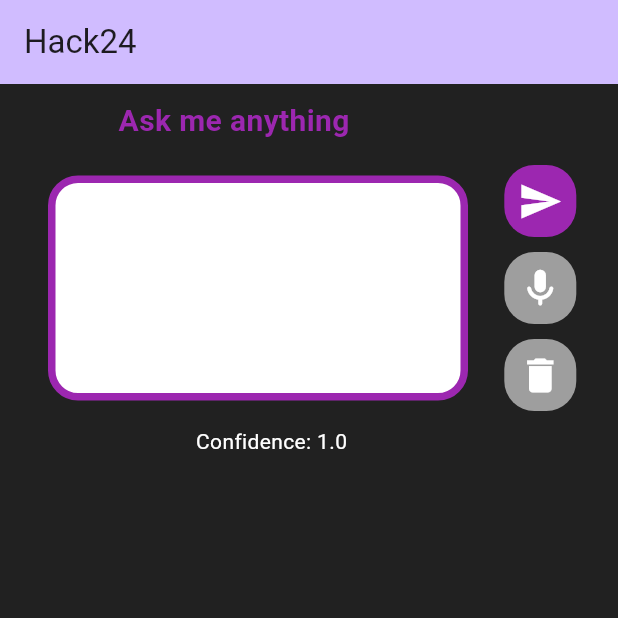
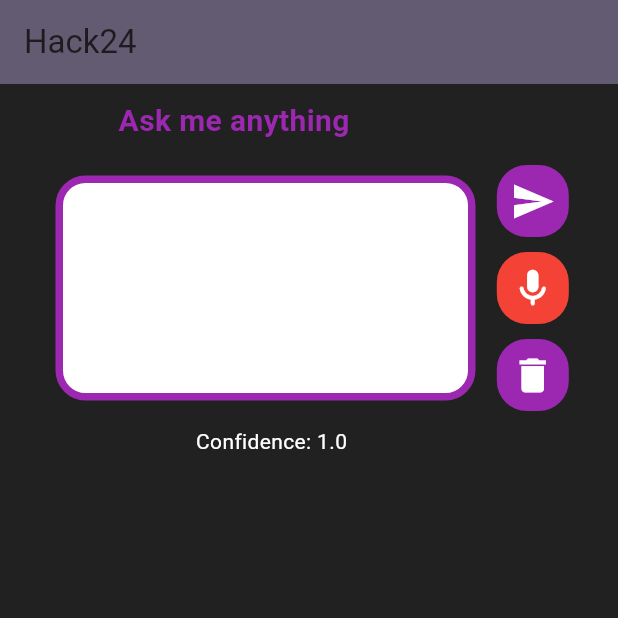
Before and after one commit to susssss23/HackUpc24, a Flutter app: the screen it shows after launch, after a tap on the "mic" icon, after a tap on the "delete" icon, on a phone screen of 412 x 824 dp, the top half of it. Run offline on Flutter 3.47's test engine with Material 3 defaults, Android fonts, the phone set to English and light mode, and no system bars; our stand-ins replace speech_to_text; network calls fail; Roboto replaces fonts that are missing (Monsterrat, Montserrat).

Commit message:
half fix

```diff
--- a/frontend/lib/domain/models/controlador_domini.dart
+++ b/frontend/lib/domain/models/controlador_domini.dart
@@ -1,3 +1,4 @@
+import 'dart:developer';
 import "dart:convert";
 import 'package:http/http.dart' as http;
 import "package:flutter/material.dart";
@@ -6,6 +7,9 @@ class ControladorDomini {
   final apiUrl = "http://192.168.50.181:8000/api/post";
 
   Future<String> sendPostRequest(String question, String language) async {
+
+    log("SENT QUESTION : $question");
+
     var response = await http.post(Uri.parse(apiUrl),
         headers: {"Content-Type": "application/json"},
         body: jsonEncode({
@@ -20,11 +24,14 @@ class ControladorDomini {
       if (jsonResponse.containsKey('response')) {
         // Access the value of the 'attribute'
         String attributeValue = jsonResponse['response'];
+        log("RESPONSE : $attributeValue");
         return attributeValue;
+
       } else {
         throw Exception('Attribute not found in JSON response');
       }
     } else {
+      log("ERROR : $response.body");
       throw Exception('Failed to load data from API');
     }
   }
--- a/frontend/lib/presentation/screens/my_home_page.dart
+++ b/frontend/lib/presentation/screens/my_home_page.dart
@@ -1,12 +1,12 @@
-import "package:flutter/material.dart";
-import "package:flutter/widgets.dart";
-import "package:my_web_app/presentation/controlador_presentacio.dart";
+import 'dart:developer';
+import 'package:flutter/material.dart';
+import 'package:my_web_app/presentation/controlador_presentacio.dart';
 import 'package:speech_to_text/speech_to_text.dart' as stt;
 
 class MyHomePage extends StatefulWidget {
   final ControladorPresentacio controladorPresentacio;
 
-  const MyHomePage({super.key, required this.controladorPresentacio});
+  const MyHomePage({Key? key, required this.controladorPresentacio}) : super(key: key);
 
   @override
   State<MyHomePage> createState() => _MyHomePageState(controladorPresentacio);
@@ -14,36 +14,30 @@ class MyHomePage extends StatefulWidget {
 
 class _MyHomePageState extends State<MyHomePage> {
   late ControladorPresentacio _controladorPresentacio;
-
   late stt.SpeechToText _speech;
   bool _isListening = false;
-  String _text = 'aqui anira la veu';
+  late String _textValueInQuestionBox;
+  TextEditingController _textEditingController = TextEditingController(text: '');
   double _confidence = 1.0;
-  String transcription = '';
-  String resposta = '';
-  bool Micro = false;
-  String respostaBack = '';
-
-  late String textEntered;
+  String answerValueInScreen = '';
+  bool _isMicrophoneActive = false;
 
   _MyHomePageState(ControladorPresentacio controladorPresentacio) {
     _controladorPresentacio = controladorPresentacio;
-    textEntered = '';
+    _textValueInQuestionBox = '';
   }
 
   void enviarMissatge() {
-    //crida backend
-    /*si el backend torna-> respostaBack*/
     _loadResposta();
-
-    setState(() {
-      resposta = respostaBack;
-    });
   }
 
   Future<void> _loadResposta() async {
-    String list = await _controladorPresentacio.sendPost(_text, "english");
-    respostaBack = list;
+    String resultRequest =
+        await _controladorPresentacio.sendPost(_textValueInQuestionBox, "english");
+
+    setState(() {
+      answerValueInScreen = resultRequest;
+    });
   }
 
   @override
@@ -53,7 +47,7 @@ class _MyHomePageState extends State<MyHomePage> {
   }
 
   void startListening() async {
-    if (Micro) {
+    if (_isMicrophoneActive) {
       if (!_isListening) {
         bool available = await _speech.initialize(
           onStatus: (status) => print('Speech recognition status: $status'),
@@ -64,7 +58,7 @@ class _MyHomePageState extends State<MyHomePage> {
           _speech.listen(
             onResult: (val) => setState(
               () {
-                _text = val.recognizedWords;
+                _textValueInQuestionBox = val.recognizedWords;
                 if (val.hasConfidenceRating && val.confidence > 0) {
                   _confidence = val.confidence;
                 }
@@ -74,7 +68,6 @@ class _MyHomePageState extends State<MyHomePage> {
         }
       } else {
         setState(() => _isListening = false);
-
         _speech.stop();
       }
     }
@@ -86,7 +79,7 @@ class _MyHomePageState extends State<MyHomePage> {
       resizeToAvoidBottomInset: true,
       backgroundColor: const Color.fromRGBO(33, 33, 33, 1),
       appBar: AppBar(
-        backgroundColor: Theme.of(context).colorScheme.inversePrimary,
+        backgroundColor: Theme.of(context).colorScheme.secondary,
         title: const Text("Hack24"),
       ),
       body: SingleChildScrollView(
@@ -101,14 +94,13 @@ class _MyHomePageState extends State<MyHomePage> {
                   style: TextStyle(
                     color: Colors.purple,
                     fontWeight: FontWeight.bold,
-                    fontFamily: 'Monsterrat',
+                    fontFamily: 'Montserrat',
                     fontSize: 20.0,
                   ),
                 ),
               ),
               Container(
-                padding: const EdgeInsets.only(
-                    top: 10.0, bottom: 10.0, left: 20.0, right: 20.0),
+                padding: const EdgeInsets.symmetric(vertical: 10.0, horizontal: 20.0),
                 child: _buildEnterBar(),
               ),
               Padding(
@@ -136,57 +128,72 @@ class _MyHomePageState extends State<MyHomePage> {
       mainAxisAlignment: MainAxisAlignment.center,
       children: [
         _buildTextBox(),
-        const Padding(
-          padding: EdgeInsets.all(10.0),
-        ),
+        const SizedBox(width: 10.0),
         Column(
           children: [
-            _buildIconSend(),
-            const SizedBox(
-              height: 10.0,
-            ),
-            _buildIconMicro(),
-            const SizedBox(
-              height: 10.0,
-            ),
-            _buildIconDelete(),
+
+            // SEND QUESTION BUTTON
+            _buildIconButton(Icons.send, () => enviarMissatge()),
+            const SizedBox(height: 10.0),
+
+            // MIC BUTTON
+            _buildIconButton(Icons.mic_rounded, () {
+              startListening();
+              setState(() {
+                _isMicrophoneActive = !_isMicrophoneActive;
+              });
+            }),
+            const SizedBox(height: 10.0),
+
+            // erase button
+            _buildIconButton(Icons.delete, () {
+              setState(() {
+                log("erase values");
+                _textValueInQuestionBox = '';
+                answerValueInScreen = '';
+              });
+            }),
           ],
         ),
       ],
     );
   }
 
+// Question Text Area
   Widget _buildTextBox() {
     return Container(
       alignment: Alignment.center,
       width: MediaQuery.of(context).size.width * 0.70,
-      //equivalen a  50% de la pantalla
-      child: Micro ? notEntering() : enteringTextField(),
+      child: _isMicrophoneActive ? _buildVoiceInput() : _buildTextInput(),
     );
   }
 
-  Widget enteringTextField() {
+  Widget _buildTextInput() {
+
+    _textEditingController.text = _textValueInQuestionBox; // Set text value
+
     return TextField(
+      controller: _textEditingController,
       maxLines: 4,
       decoration: InputDecoration(
         filled: true,
         fillColor: Colors.white,
-        hintText: 'Enter...',
+        hintText: 'Enter Question...',
         border: OutlineInputBorder(
           borderRadius: BorderRadius.circular(20.0),
           borderSide: const BorderSide(width: 5.0, color: Colors.purple),
         ),
       ),
       onChanged: (value) {
-        textEntered = value;
-        setState(() {
-          Micro = false;
-        });
+        _textValueInQuestionBox = value;
+        //setState(() {
+        //  _isMicrophoneActive = false;
+        //});
       },
     );
   }
 
-  Widget notEntering() {
+  Widget _buildVoiceInput() {
     return Container(
       width: 280,
       height: 150,
@@ -197,7 +204,7 @@ class _MyHomePageState extends State<MyHomePage> {
         color: Colors.white,
       ),
       child: Text(
-        _text,
+        _textValueInQuestionBox,
         style: const TextStyle(
           color: Colors.black,
         ),
@@ -205,65 +212,19 @@ class _MyHomePageState extends State<MyHomePage> {
     );
   }
 
-  Widget _buildIconSend() {
+
+  // PARENT CLASS for ICON BUTTONS
+  Widget _buildIconButton(IconData icon, VoidCallback onPressed) {
     return Container(
       decoration: BoxDecoration(
-        color: Colors.purple,
+        color: icon == Icons.mic_rounded ? (_isMicrophoneActive ? Colors.red : Colors.grey) : Colors.purple,
         borderRadius: BorderRadius.circular(20),
       ),
       child: IconButton(
-        icon: const Icon(Icons.send),
+        icon: Icon(icon),
         color: Colors.white,
         iconSize: 30,
-        onPressed: () {
-          enviarMissatge();
-        },
-        padding: const EdgeInsets.all(9.0),
-        splashRadius: 20,
-        constraints: const BoxConstraints(),
-      ),
-    );
-  }
-
-  Widget _buildIconMicro() {
-    return Container(
-      decoration: BoxDecoration(
-        color: Micro ? Colors.grey : Colors.red,
-        borderRadius: BorderRadius.circular(20),
-      ),
-      child: IconButton(
-        icon: const Icon(Icons.mic_rounded),
-        color: Colors.white,
-        iconSize: 30,
-        onPressed: () {
-          startListening();
-          setState(() {
-            Micro = !Micro;
-          });
-        },
-        padding: const EdgeInsets.all(9.0),
-        splashRadius: 20,
-        constraints: const BoxConstraints(),
-      ),
-    );
-  }
-
-  Widget _buildIconDelete() {
-    return Container(
-      decoration: BoxDecoration(
-        color: Colors.grey,
-        borderRadius: BorderRadius.circular(20),
-      ),
-      child: IconButton(
-        icon: const Icon(Icons.delete),
-        color: Colors.white,
-        iconSize: 30,
-        onPressed: () {
-          setState(() {
-            _text = '';
-            resposta = '';
-          });
-        },
+        onPressed: onPressed,
         padding: const EdgeInsets.all(9.0),
         splashRadius: 20,
         constraints: const BoxConstraints(),
@@ -279,7 +240,7 @@ class _MyHomePageState extends State<MyHomePage> {
         child: Column(
           children: [
             Text(
-              resposta,
+              answerValueInScreen,
               style: const TextStyle(
                 color: Colors.white,
                 fontSize: 20.0,
```
